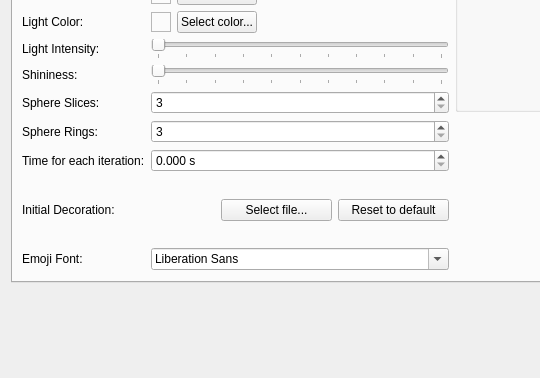
Old version of the form setupwidget.ui in the repository xiluembo/atsumari; both pictures show x 0 to 540 and y 184 to 562 of the 877 by 562 pixel window.
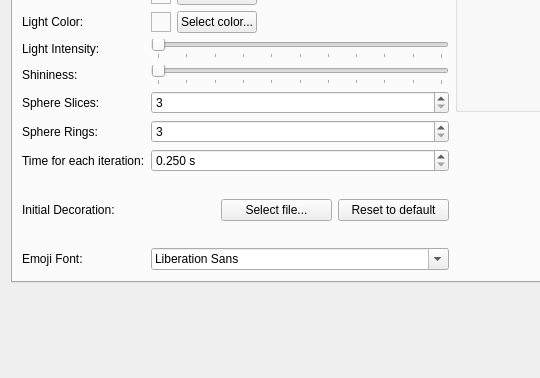
New version of the form. Icons and pictures are not drawn.

Commit message: Set minimum value for interval.

The edit to the form file:
```diff
--- a/setupwidget.ui
+++ b/setupwidget.ui
@@ -417,6 +417,12 @@
              <property name="decimals">
               <number>3</number>
              </property>
+             <property name="minimum">
+              <double>0.250000000000000</double>
+             </property>
+             <property name="singleStep">
+              <double>0.250000000000000</double>
+             </property>
             </widget>
            </item>
            <item row="13" column="1">
```
